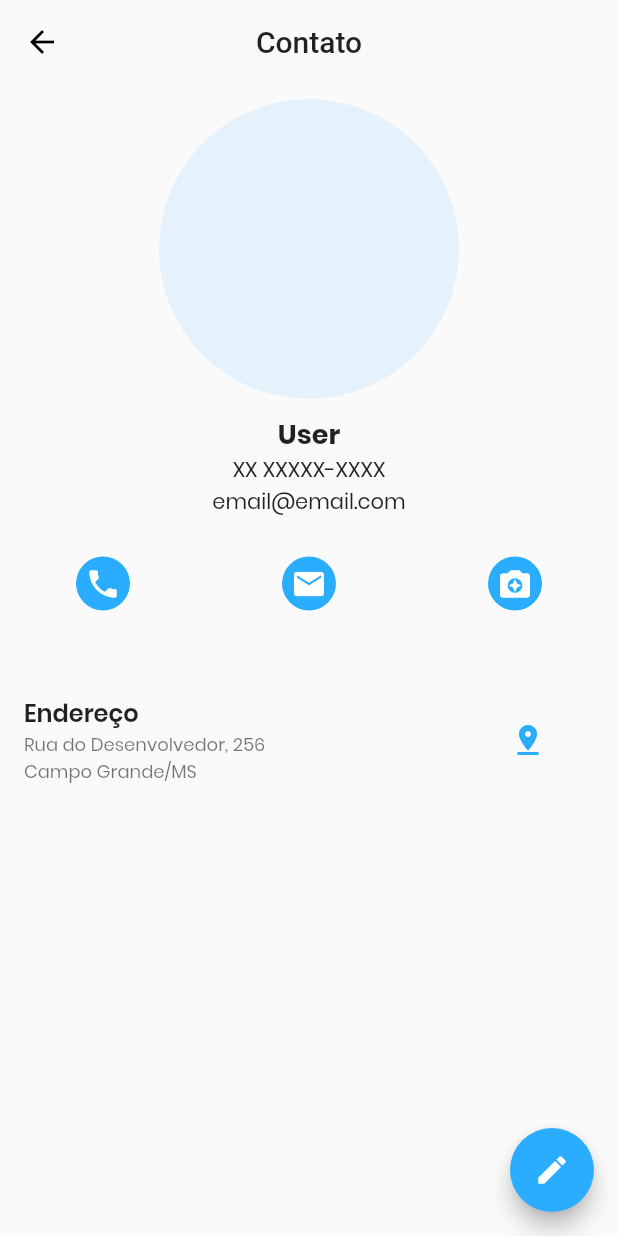
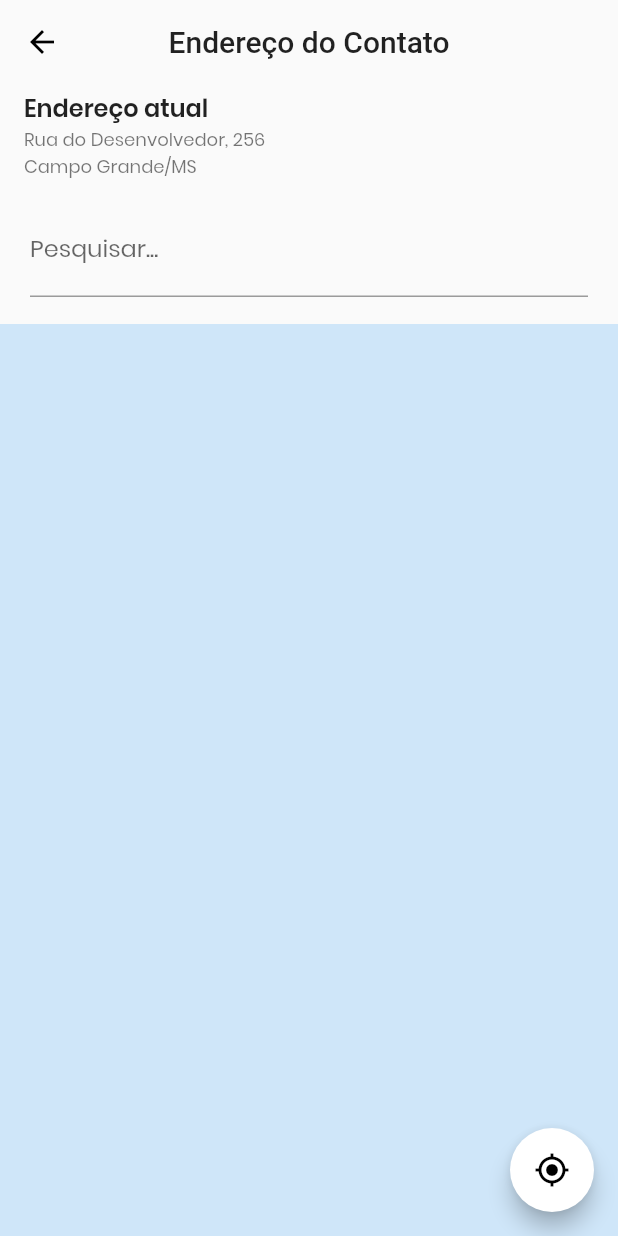
Before and after one commit to dhiegogoncalves/flutter_contacts, a Flutter app: the DetailsView screen opened directly, after a tap on the "pin drop" icon, on a phone screen of 412 x 824 dp. Run offline on Flutter 3.47's test engine with Material 2 defaults, Android fonts, the phone set to English and light mode, and no system bars.

Commit message:
Implementação da tela de address no android.

```diff
--- /dev/null
+++ b/lib/android/views/address.view.dart
@@ -0,0 +1,69 @@
+import 'package:flutter/material.dart';
+
+class AddressView extends StatelessWidget {
+  @override
+  Widget build(BuildContext context) {
+    return Scaffold(
+      appBar: AppBar(
+        title: Text("Endereço do Contato"),
+        centerTitle: true,
+        backgroundColor: Colors.transparent,
+        elevation: 0,
+      ),
+      body: Column(
+        children: <Widget>[
+          Container(
+            height: 80,
+            child: ListTile(
+              title: Text(
+                "Endereço atual",
+                style: TextStyle(
+                  fontWeight: FontWeight.w600,
+                  fontSize: 16,
+                ),
+              ),
+              subtitle: Column(
+                crossAxisAlignment: CrossAxisAlignment.start,
+                children: <Widget>[
+                  Text(
+                    "Rua do Desenvolvedor, 256",
+                    style: TextStyle(
+                      fontSize: 12,
+                    ),
+                  ),
+                  Text(
+                    "Campo Grande/MS",
+                    style: TextStyle(
+                      fontSize: 12,
+                    ),
+                  ),
+                ],
+              ),
+              isThreeLine: true,
+            ),
+          ),
+          Container(
+            height: 80,
+            child: Padding(
+              padding: const EdgeInsets.symmetric(horizontal: 20.0),
+              child: TextFormField(
+                decoration: InputDecoration(
+                  labelText: "Pesquisar...",
+                ),
+              ),
+            ),
+          ),
+          Expanded(
+            child: Container(
+              color: Colors.blue.withOpacity(0.2),
+            ),
+          ),
+        ],
+      ),
+      floatingActionButton: FloatingActionButton(
+        onPressed: () {},
+        child: Icon(Icons.my_location),
+      ),
+    );
+  }
+}
--- a/lib/android/views/details.view.dart
+++ b/lib/android/views/details.view.dart
@@ -1,4 +1,5 @@
 import 'package:flutter/material.dart';
+import 'package:flutter_contacts/android/views/address.view.dart';
 import 'package:flutter_contacts/android/views/editor_contact.view.dart';
 import 'package:flutter_contacts/models/contact.model.dart';
 
@@ -124,7 +125,14 @@ class DetailsView extends StatelessWidget {
             ),
             isThreeLine: true,
             trailing: FlatButton(
-              onPressed: () {},
+              onPressed: () {
+                Navigator.push(
+                  context,
+                  MaterialPageRoute(
+                    builder: (context) => AddressView(),
+                  ),
+                );
+              },
               child: Icon(
                 Icons.pin_drop,
                 color: Theme.of(context).primaryColor,
```
